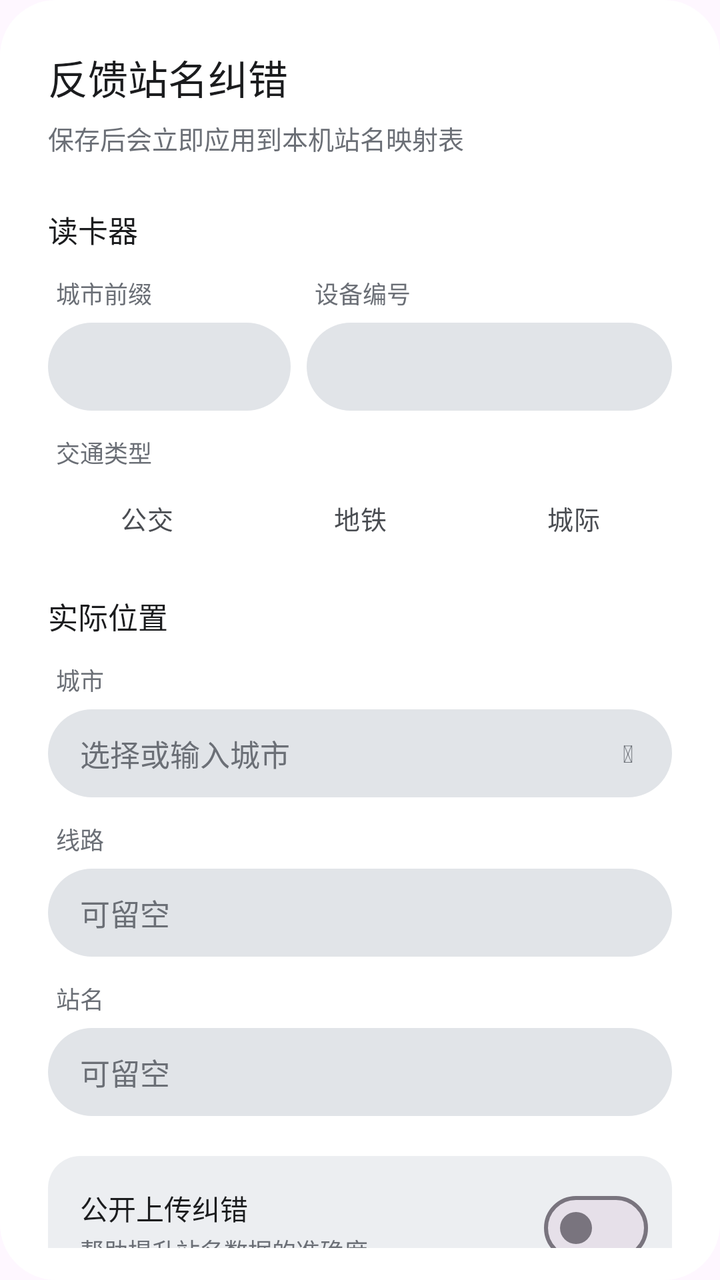
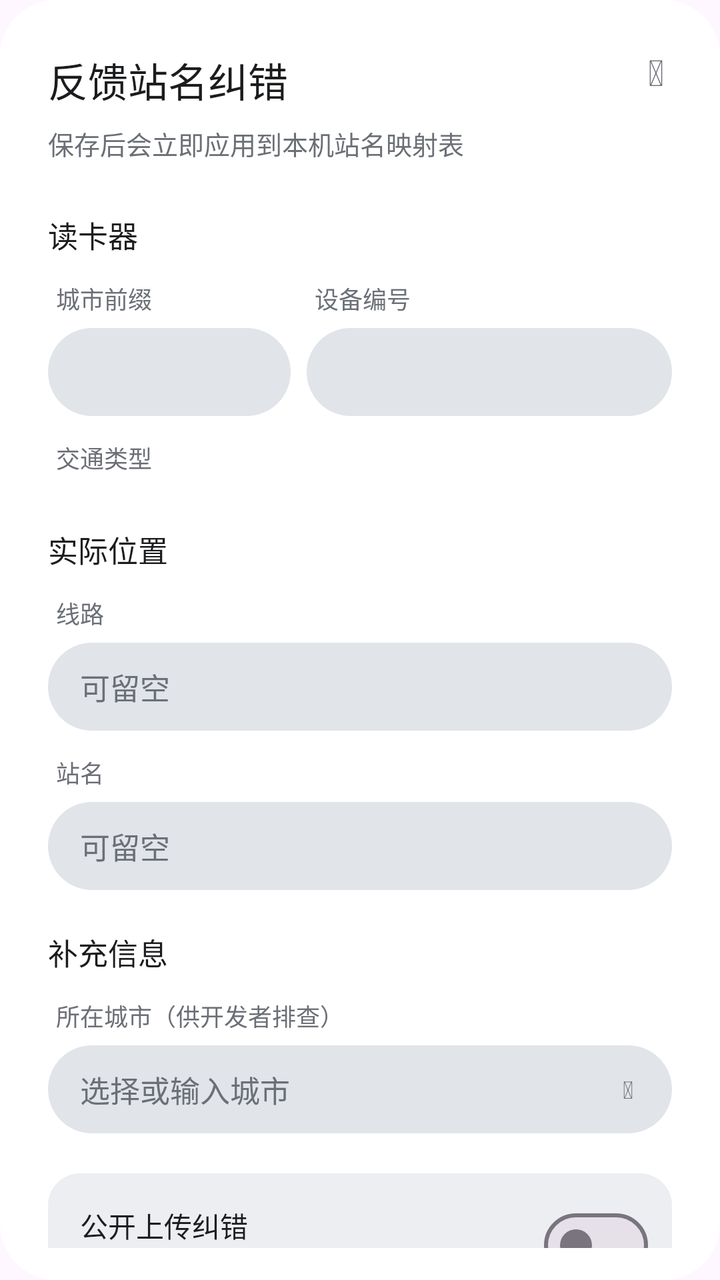

Before-and-after screenshots of an Android layout around one commit, followed by the original layout XML and the change that was made.
<!-- AndroidManifest.xml: application theme Theme.TransitU -->
<!-- res/layout/dialog_feedback.xml -->
<?xml version="1.0" encoding="utf-8"?>
<LinearLayout xmlns:android="http://schemas.android.com/apk/res/android"
    android:layout_width="312dp"
    android:layout_height="wrap_content"
    android:background="@drawable/bg_dialog"
    android:orientation="vertical">

    <TextView
        android:id="@+id/feedbackTitle"
        android:layout_width="match_parent"
        android:layout_height="wrap_content"
        android:fontFamily="sans-serif-medium"
        android:paddingStart="24dp"
        android:paddingTop="24dp"
        android:paddingEnd="24dp"
        android:text="反馈站名纠错"
        android:textColor="@color/ink"
        android:textSize="20sp" />

    <TextView
        android:layout_width="match_parent"
        android:layout_height="wrap_content"
        android:layout_marginTop="6dp"
        android:paddingStart="24dp"
        android:paddingEnd="24dp"
        android:text="保存后会立即应用到本机站名映射表"
        android:textColor="@color/ink_3"
        android:textSize="13sp" />

    
    <View
        android:id="@+id/feedbackDividerTop"
        android:layout_width="match_parent"
        android:layout_height="1dp"
        android:layout_marginTop="12dp"
        android:background="@color/line"
        android:visibility="invisible" />

    <ScrollView
        android:id="@+id/feedbackScroll"
        android:layout_width="match_parent"
        android:layout_height="wrap_content"
        android:fillViewport="false"
        android:paddingStart="24dp"
        android:paddingEnd="24dp"
        android:paddingBottom="16dp"
        android:scrollbars="none">

        <LinearLayout
            android:layout_width="match_parent"
            android:layout_height="wrap_content"
            android:orientation="vertical">

            
            <TextView
                style="@style/FeedbackSection"
                android:text="读卡器" />

            <LinearLayout
                android:layout_width="match_parent"
                android:layout_height="wrap_content"
                android:orientation="horizontal">

                <LinearLayout
                    android:layout_width="0dp"
                    android:layout_height="wrap_content"
                    android:layout_marginEnd="8dp"
                    android:layout_weight="2"
                    android:orientation="vertical">

                    <TextView
                        style="@style/FeedbackLabel"
                        android:text="城市前缀" />

                    <EditText
                        android:id="@+id/feedbackPrefix"
                        style="@style/FeedbackField"
                        android:fontFamily="monospace"
                        android:inputType="textCapCharacters|textNoSuggestions" />
                </LinearLayout>

                <LinearLayout
                    android:layout_width="0dp"
                    android:layout_height="wrap_content"
                    android:layout_weight="3"
                    android:orientation="vertical">

                    <TextView
                        style="@style/FeedbackLabel"
                        android:text="设备编号" />

                    <EditText
                        android:id="@+id/feedbackCode"
                        style="@style/FeedbackField"
                        android:fontFamily="monospace"
                        android:inputType="textCapCharacters|textNoSuggestions" />
                </LinearLayout>
            </LinearLayout>

            <TextView
                style="@style/FeedbackLabel"
                android:layout_marginTop="12dp"
                android:text="交通类型" />

            
            <RadioGroup
                android:id="@+id/feedbackType"
                android:layout_width="match_parent"
                android:layout_height="wrap_content"
                android:orientation="horizontal">

                <RadioButton
                    android:id="@+id/feedbackTypeBus"
                    style="@style/FeedbackTypeChip"
                    android:text="公交" />

                <RadioButton
                    android:id="@+id/feedbackTypeMetro"
                    style="@style/FeedbackTypeChip"
                    android:layout_marginStart="8dp"
                    android:text="地铁" />

                <RadioButton
                    android:id="@+id/feedbackTypeIntercity"
                    style="@style/FeedbackTypeChip"
                    android:layout_marginStart="8dp"
                    android:text="城际" />
            </RadioGroup>

            
            <TextView
                style="@style/FeedbackSection"
                android:layout_marginTop="20dp"
                android:text="实际位置" />

            <TextView
                style="@style/FeedbackLabel"
                android:text="城市" />

            
            <FrameLayout
                android:layout_width="match_parent"
                android:layout_height="wrap_content">

                <AutoCompleteTextView
                    android:id="@+id/feedbackCity"
                    style="@style/FeedbackField"
                    android:completionThreshold="1"
                    android:dropDownVerticalOffset="6dp"
                    android:hint="选择或输入城市"
                    android:paddingEnd="44dp"
                    android:popupBackground="@drawable/bg_dropdown_popup" />

                <TextView
                    android:id="@+id/feedbackCityChevron"
                    android:layout_width="44dp"
                    android:layout_height="44dp"
                    android:layout_gravity="end|center_vertical"
                    android:background="@drawable/bg_back_button"
                    android:clickable="true"
                    android:focusable="true"
                    android:gravity="center"
                    android:text="&#xf078;"
                    android:textColor="@color/ink_3"
                    android:textSize="12sp" />
            </FrameLayout>

            <TextView
                style="@style/FeedbackLabel"
                android:layout_marginTop="12dp"
                android:text="线路" />

            <EditText
                android:id="@+id/feedbackLine"
                style="@style/FeedbackField"
                android:hint="可留空" />

            <TextView
                style="@style/FeedbackLabel"
                android:layout_marginTop="12dp"
                android:text="站名" />

            <EditText
                android:id="@+id/feedbackStation"
                style="@style/FeedbackField"
                android:hint="可留空" />

            
            <LinearLayout
                android:id="@+id/feedbackPublishRow"
                android:layout_width="match_parent"
                android:layout_height="wrap_content"
                android:layout_marginTop="20dp"
                android:background="@drawable/bg_feedback_publish"
                android:gravity="center_vertical"
                android:orientation="horizontal"
                android:paddingStart="16dp"
                android:paddingTop="12dp"
                android:paddingEnd="12dp"
                android:paddingBottom="12dp">

                <LinearLayout
                    android:layout_width="0dp"
                    android:layout_height="wrap_content"
                    android:layout_marginEnd="12dp"
                    android:layout_weight="1"
                    android:orientation="vertical">

                    <TextView
                        android:layout_width="wrap_content"
                        android:layout_height="wrap_content"
                        android:text="公开上传纠错"
                        android:textColor="@color/ink"
                        android:textSize="14sp" />

                    <TextView
                        android:layout_width="wrap_content"
                        android:layout_height="wrap_content"
                        android:layout_marginTop="2dp"
                        android:text="帮助提升站名数据的准确度"
                        android:textColor="@color/ink_3"
                        android:textSize="12sp" />
                </LinearLayout>

                <com.google.android.material.materialswitch.MaterialSwitch
                    android:id="@+id/feedbackPublish"
                    android:layout_width="wrap_content"
                    android:layout_height="wrap_content" />
            </LinearLayout>
        </LinearLayout>
    </ScrollView>

    <View
        android:id="@+id/feedbackDividerBottom"
        android:layout_width="match_parent"
        android:layout_height="1dp"
        android:layout_marginBottom="8dp"
        android:background="@color/line"
        android:visibility="invisible" />

    <LinearLayout
        android:layout_width="match_parent"
        android:layout_height="wrap_content"
        android:gravity="end|center_vertical"
        android:orientation="horizontal"
        android:paddingStart="12dp"
        android:paddingEnd="12dp"
        android:paddingBottom="12dp">

        <TextView
            android:id="@+id/feedbackCancel"
            android:layout_width="wrap_content"
            android:layout_height="40dp"
            android:background="@drawable/bg_text_button"
            android:clickable="true"
            android:focusable="true"
            android:fontFamily="sans-serif-medium"
            android:gravity="center"
            android:minWidth="64dp"
            android:paddingStart="12dp"
            android:paddingEnd="12dp"
            android:text="取消"
            android:textColor="@color/ink_2"
            android:textSize="14sp" />

        <TextView
            android:id="@+id/feedbackConfirm"
            android:layout_width="wrap_content"
            android:layout_height="40dp"
            android:background="@drawable/bg_text_button"
            android:clickable="true"
            android:focusable="true"
            android:fontFamily="sans-serif-medium"
            android:gravity="center"
            android:minWidth="64dp"
            android:paddingStart="12dp"
            android:paddingEnd="12dp"
            android:text="保存"
            android:textColor="@color/accent"
            android:textSize="14sp" />
    </LinearLayout>
</LinearLayout>
<!-- resources referenced by this layout -->
<resources>
  <color name="accent">#1F4E9C</color>
  <color name="ink">#1B1C1E</color>
  <color name="ink_2">#4A4D52</color>
  <color name="ink_3">#6B6F76</color>
  <color name="line">#E1E4E8</color>
  <!-- drawable bg_back_button (drawable) -->
  <?xml version="1.0" encoding="utf-8"?>
  <shape xmlns:android="http://schemas.android.com/apk/res/android"
      android:shape="oval">
      <solid android:color="@android:color/transparent" />
  </shape>
  <!-- drawable bg_dialog (drawable) -->
  <?xml version="1.0" encoding="utf-8"?>
  <shape xmlns:android="http://schemas.android.com/apk/res/android">
      <solid android:color="@color/surface" />
      <corners android:radius="28dp" />
  </shape>
  <!-- drawable bg_dropdown_popup (drawable) -->
  <?xml version="1.0" encoding="utf-8"?>
  <shape xmlns:android="http://schemas.android.com/apk/res/android">
      <solid android:color="@color/surface" />
      <corners android:radius="16dp" />
      <padding android:top="6dp" android:bottom="6dp" />
  </shape>
  <!-- drawable bg_feedback_publish (drawable) -->
  <?xml version="1.0" encoding="utf-8"?>
  <shape xmlns:android="http://schemas.android.com/apk/res/android">
      <solid android:color="@color/fill" />
      <corners android:radius="16dp" />
  </shape>
  <!-- drawable bg_text_button (drawable) -->
  <?xml version="1.0" encoding="utf-8"?>
  <ripple xmlns:android="http://schemas.android.com/apk/res/android"
      android:color="#1F1B1C1E">
      <item android:id="@android:id/mask">
          <shape>
              <solid android:color="@android:color/white" />
              <corners android:radius="999dp" />
          </shape>
      </item>
  </ripple>
  <style name="FeedbackLabel">
          <item name="android:layout_width">match_parent</item>
          <item name="android:layout_height">wrap_content</item>
          <item name="android:layout_marginTop">8dp</item>
          <item name="android:layout_marginBottom">6dp</item>
          <item name="android:paddingStart">4dp</item>
          <item name="android:textColor">@color/ink_3</item>
          <item name="android:textSize">12sp</item>
      </style>
  <style name="FeedbackTypeChip">
          <item name="android:layout_width">0dp</item>
          <item name="android:layout_height">36dp</item>
          <item name="android:layout_weight">1</item>
          <item name="android:button">@null</item>
          <item name="android:gravity">center</item>
          <item name="android:textColor">@color/ink_2</item>
          <item name="android:textSize">13sp</item>
      </style>
  <color name="surface">#FFFFFF</color>
  <color name="fill">#ECEEF1</color>
  <!-- drawable bg_chip_default (drawable) -->
  <?xml version="1.0" encoding="utf-8"?>
  <shape xmlns:android="http://schemas.android.com/apk/res/android">
      <solid android:color="@color/line" />
      <corners android:radius="999dp" />
  </shape>
  <!-- drawable tu_text_select_handle_middle (drawable) -->
  <?xml version="1.0" encoding="utf-8"?>
  <bitmap xmlns:android="http://schemas.android.com/apk/res/android"
      android:src="@drawable/abc_text_select_handle_middle_mtrl"
      android:tint="?attr/colorPrimary"
      android:tintMode="src_in" />
  <!-- drawable tu_text_select_handle_left (drawable) -->
  <?xml version="1.0" encoding="utf-8"?>
  <bitmap xmlns:android="http://schemas.android.com/apk/res/android"
      android:src="@drawable/abc_text_select_handle_left_mtrl"
      android:tint="?attr/colorPrimary"
      android:tintMode="src_in" />
  <!-- drawable tu_text_select_handle_right (drawable) -->
  <?xml version="1.0" encoding="utf-8"?>
  <bitmap xmlns:android="http://schemas.android.com/apk/res/android"
      android:src="@drawable/abc_text_select_handle_right_mtrl"
      android:tint="?attr/colorPrimary"
      android:tintMode="src_in" />
  <!-- unchanged entries left out for length: 3 -->
</resources>

<!-- the commit's change to res/layout/dialog_feedback.xml (unified diff, before → after) -->
@@ -5,17 +5,40 @@
     android:background="@drawable/bg_dialog"
     android:orientation="vertical">
 
-    <TextView
-        android:id="@+id/feedbackTitle"
-        android:layout_width="match_parent"
-        android:layout_height="wrap_content"
-        android:fontFamily="sans-serif-medium"
+    
+    <LinearLayout
+        android:layout_width="match_parent"
+        android:layout_height="wrap_content"
+        android:gravity="center_vertical"
+        android:orientation="horizontal"
         android:paddingStart="24dp"
-        android:paddingTop="24dp"
-        android:paddingEnd="24dp"
-        android:text="反馈站名纠错"
-        android:textColor="@color/ink"
-        android:textSize="20sp" />
+        android:paddingTop="16dp"
+        android:paddingEnd="12dp">
+
+        <TextView
+            android:id="@+id/feedbackTitle"
+            android:layout_width="0dp"
+            android:layout_height="wrap_content"
+            android:layout_weight="1"
+            android:fontFamily="sans-serif-medium"
+            android:paddingTop="8dp"
+            android:text="反馈站名纠错"
+            android:textColor="@color/ink"
+            android:textSize="20sp" />
+
+        <TextView
+            android:id="@+id/feedbackHelp"
+            android:layout_width="40dp"
+            android:layout_height="40dp"
+            android:background="@drawable/bg_back_button"
+            android:clickable="true"
+            android:contentDescription="填写说明"
+            android:focusable="true"
+            android:gravity="center"
+            android:text="&#xf059;"
+            android:textColor="@color/ink_3"
+            android:textSize="18sp" />
+    </LinearLayout>
 
     <TextView
         android:layout_width="match_parent"
@@ -103,29 +126,18 @@
                 android:text="交通类型" />
 
             
-            <RadioGroup
+            <LinearLayout
                 android:id="@+id/feedbackType"
                 android:layout_width="match_parent"
                 android:layout_height="wrap_content"
-                android:orientation="horizontal">
-
-                <RadioButton
-                    android:id="@+id/feedbackTypeBus"
-                    style="@style/FeedbackTypeChip"
-                    android:text="公交" />
-
-                <RadioButton
-                    android:id="@+id/feedbackTypeMetro"
-                    style="@style/FeedbackTypeChip"
-                    android:layout_marginStart="8dp"
-                    android:text="地铁" />
-
-                <RadioButton
-                    android:id="@+id/feedbackTypeIntercity"
-                    style="@style/FeedbackTypeChip"
-                    android:layout_marginStart="8dp"
-                    android:text="城际" />
-            </RadioGroup>
+                android:orientation="vertical" />
+
+            <EditText
+                android:id="@+id/feedbackTypeCustom"
+                style="@style/FeedbackField"
+                android:layout_marginTop="8dp"
+                android:hint="输入交通类型，如 轮渡、单轨"
+                android:visibility="gone" />
 
             
             <TextView
@@ -135,7 +147,32 @@
 
             <TextView
                 style="@style/FeedbackLabel"
-                android:text="城市" />
+                android:text="线路" />
+
+            <EditText
+                android:id="@+id/feedbackLine"
+                style="@style/FeedbackField"
+                android:hint="可留空" />
+
+            <TextView
+                style="@style/FeedbackLabel"
+                android:layout_marginTop="12dp"
+                android:text="站名" />
+
+            <EditText
+                android:id="@+id/feedbackStation"
+                style="@style/FeedbackField"
+                android:hint="可留空" />
+
+            
+            <TextView
+                style="@style/FeedbackSection"
+                android:layout_marginTop="20dp"
+                android:text="补充信息" />
+
+            <TextView
+                style="@style/FeedbackLabel"
+                android:text="所在城市（供开发者排查）" />
 
             
             <FrameLayout
@@ -164,26 +201,6 @@
                     android:textColor="@color/ink_3"
                     android:textSize="12sp" />
             </FrameLayout>
-
-            <TextView
-                style="@style/FeedbackLabel"
-                android:layout_marginTop="12dp"
-                android:text="线路" />
-
-            <EditText
-                android:id="@+id/feedbackLine"
-                style="@style/FeedbackField"
-                android:hint="可留空" />
-
-            <TextView
-                style="@style/FeedbackLabel"
-                android:layout_marginTop="12dp"
-                android:text="站名" />
-
-            <EditText
-                android:id="@+id/feedbackStation"
-                style="@style/FeedbackField"
-                android:hint="可留空" />
 
             
             <LinearLayout
<!-- resource entries referenced after the edit -->
@@ -50,15 +50,6 @@
           <item name="android:textColor">@color/ink_3</item>
           <item name="android:textSize">12sp</item>
       </style>
-  <style name="FeedbackTypeChip">
-          <item name="android:layout_width">0dp</item>
-          <item name="android:layout_height">36dp</item>
-          <item name="android:layout_weight">1</item>
-          <item name="android:button">@null</item>
-          <item name="android:gravity">center</item>
-          <item name="android:textColor">@color/ink_2</item>
-          <item name="android:textSize">13sp</item>
-      </style>
   <color name="surface">#FFFFFF</color>
   <color name="fill">#ECEEF1</color>
   <!-- drawable bg_chip_default (drawable) -->
